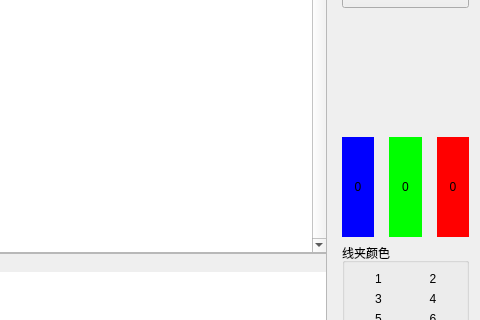
Before: the Qt Designer form WinTest.ui in bloglink/aip-tester, drawn with Qt 5; both pictures show x 320 to 800 and y 147 to 467 of the 800 by 600 pixel window.
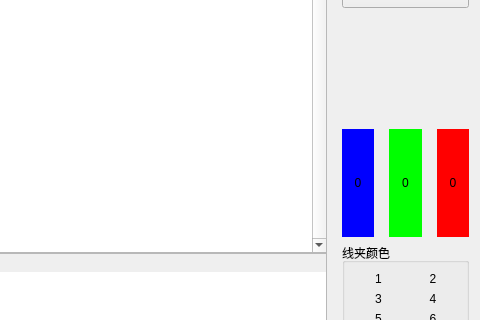
After: the same form once the commit is applied. Icons and pictures are not drawn.

Commit message: style:(2.1.0.170322)测试界面比例微调

The edit to the form file:
```diff
--- a/WinTest.ui
+++ b/WinTest.ui
@@ -250,7 +250,7 @@
    </item>
    <item>
     <widget class="QWidget" name="widget" native="true">
-     <layout class="QVBoxLayout" name="verticalLayout_2" stretch="0,0,0,0,1,0,2,1,0,0">
+     <layout class="QVBoxLayout" name="verticalLayout_2" stretch="0,0,0,1,1,0,0,0">
       <property name="leftMargin">
        <number>0</number>
       </property>
@@ -302,19 +302,6 @@
         </property>
        </widget>
       </item>
-      <item>
-       <spacer name="verticalSpacer_2">
-        <property name="orientation">
-         <enum>Qt::Vertical</enum>
-        </property>
-        <property name="sizeHint" stdset="0">
-         <size>
-          <width>20</width>
-          <height>40</height>
-         </size>
-        </property>
-       </spacer>
-      </item>
       <item>
        <widget class="QLabel" name="label_2">
         <property name="minimumSize">
@@ -334,19 +321,6 @@
         </property>
        </widget>
       </item>
-      <item>
-       <spacer name="verticalSpacer">
-        <property name="orientation">
-         <enum>Qt::Vertical</enum>
-        </property>
-        <property name="sizeHint" stdset="0">
-         <size>
-          <width>20</width>
-          <height>40</height>
-         </size>
-        </property>
-       </spacer>
-      </item>
       <item>
        <widget class="QWidget" name="widget_3" native="true">
         <property name="minimumSize">
```
The commit also changes 4 other files.
